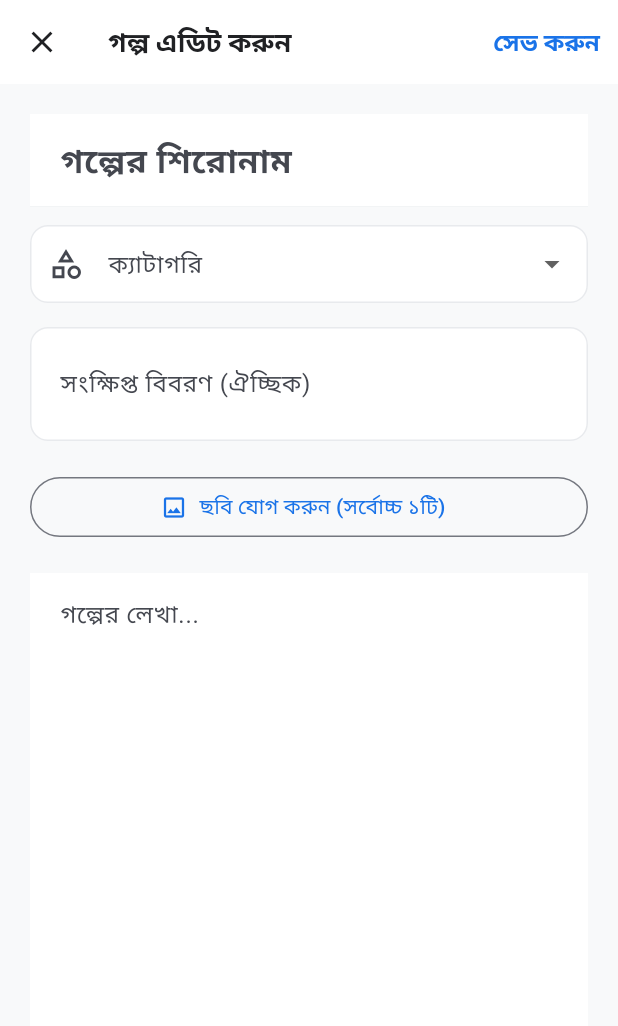
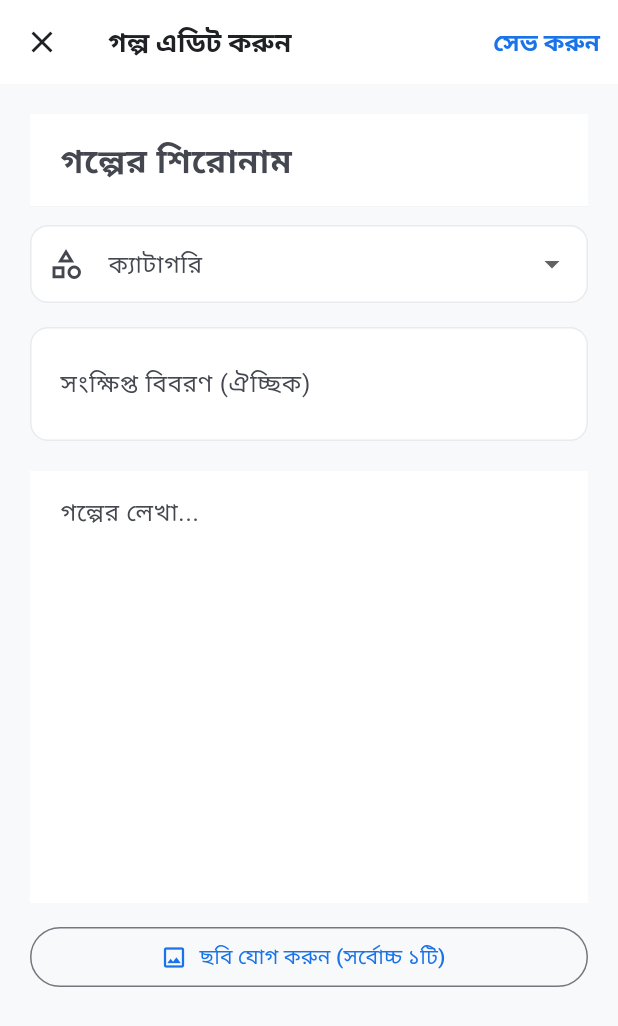
Before and after one commit to laki299/GolpoGhor, a Flutter app: the EditStoryScreen screen opened directly with empty values, after a tap on "ছবি যোগ করুন (সর্বোচ্চ ১টি)", on a phone screen of 412 x 824 dp. Shown: the top 1026 px of the screen. Run offline on Flutter 3.47's test engine with Material 3 defaults, Android fonts, the phone set to English and light mode, and no system bars; our stand-ins replace cached_network_image, flutter_riverpod, go_router, image_picker, shared_preferences, supabase_flutter; accounts and stored records are empty.

Commit message:
Refactor edit story screen for better content management
Refactor content handling to separate before and after text inputs. Update image handling logic and remove unused content controller.

```diff
--- a/lib/features/story/presentation/screens/edit_story_screen.dart
+++ b/lib/features/story/presentation/screens/edit_story_screen.dart
@@ -24,7 +24,8 @@ class _EditStoryScreenState extends ConsumerState<EditStoryScreen> {
   final _formKey = GlobalKey<FormState>();
   final _titleController = TextEditingController();
   final _descriptionController = TextEditingController();
-  final _contentController = TextEditingController();
+  final _contentBeforeController = TextEditingController();
+  final _contentAfterController = TextEditingController();
 
   final _storyService = StoryService();
   final _storageService = StorageService();
@@ -36,6 +37,7 @@ class _EditStoryScreenState extends ConsumerState<EditStoryScreen> {
   String? _existingImageUrl;
   bool _isLoading = true;
   bool _isSaving = false;
+  bool _imageInserted = false;
   bool _removeImage = false;
 
   @override
@@ -48,7 +50,8 @@ class _EditStoryScreenState extends ConsumerState<EditStoryScreen> {
   void dispose() {
     _titleController.dispose();
     _descriptionController.dispose();
-    _contentController.dispose();
+    _contentBeforeController.dispose();
+    _contentAfterController.dispose();
     super.dispose();
   }
 
@@ -60,23 +63,35 @@ class _EditStoryScreenState extends ConsumerState<EditStoryScreen> {
         return;
       }
 
-      final textContent = story.contentBlocks
-          .where((b) => b.isText)
-          .map((b) => b.value)
-          .join('\n\n');
+      final texts = story.contentBlocks.where((b) => b.isText).toList();
+      final images = story.contentBlocks.where((b) => b.isImage).toList();
 
-      final imageBlock = story.contentBlocks.where((b) => b.isImage).toList();
+      String before = '';
+      String after = '';
+
+      if (images.isEmpty) {
+        before = texts.map((t) => t.value).join('\n\n');
+      } else {
+        // প্রথম image-এর আগের সব text = before, পরের = after
+        final imgIndex = story.contentBlocks.indexWhere((b) => b.isImage);
+        final beforeBlocks = story.contentBlocks.take(imgIndex).where((b) => b.isText);
+        final afterBlocks = story.contentBlocks.skip(imgIndex + 1).where((b) => b.isText);
+        before = beforeBlocks.map((t) => t.value).join('\n\n');
+        after = afterBlocks.map((t) => t.value).join('\n\n');
+        _existingImageUrl = images.first.value;
+        _imageInserted = true;
+      }
 
       setState(() {
         _story = story;
         _titleController.text = story.title;
         _descriptionController.text = story.description ?? '';
-        _contentController.text = textContent;
+        _contentBeforeController.text = before;
+        _contentAfterController.text = after;
         _selectedCategory = story.category;
-        _existingImageUrl = imageBlock.isNotEmpty ? imageBlock.first.value : null;
         _isLoading = false;
       });
-    } catch (e) {
+    } catch (_) {
       setState(() => _isLoading = false);
     }
   }
@@ -90,14 +105,50 @@ class _EditStoryScreenState extends ConsumerState<EditStoryScreen> {
     if (picked != null) {
       setState(() {
         _newImage = File(picked.path);
+        _imageInserted = true;
         _removeImage = false;
       });
     }
   }
 
+  void _clearImage() {
+    setState(() {
+      if (_contentAfterController.text.trim().isNotEmpty) {
+        final before = _contentBeforeController.text;
+        final after = _contentAfterController.text;
+        _contentBeforeController.text =
+            before.isEmpty ? after : '$before\n\n$after';
+        _contentAfterController.clear();
+      }
+      _newImage = null;
+      _existingImageUrl = null;
+      _imageInserted = false;
+      _removeImage = true;
+    });
+  }
+
+  List<ContentBlock> _buildBlocks({String? imageUrl}) {
+    final blocks = <ContentBlock>[];
+    final before = _contentBeforeController.text.trim();
+    final after = _contentAfterController.text.trim();
+
+    if (before.isNotEmpty) {
+      blocks.add(ContentBlock(type: 'text', value: before));
+    }
+    if (imageUrl != null) {
+      blocks.add(ContentBlock(type: 'image', value: imageUrl));
+    }
+    if (after.isNotEmpty) {
+      blocks.add(ContentBlock(type: 'text', value: after));
+    }
+    return blocks;
+  }
+
   Future<void> _save() async {
     if (!_formKey.currentState!.validate()) return;
-    if (_contentController.text.trim().isEmpty) {
+    final hasText = _contentBeforeController.text.trim().isNotEmpty ||
+        _contentAfterController.text.trim().isNotEmpty;
+    if (!hasText) {
       ScaffoldMessenger.of(context).showSnackBar(
         const SnackBar(content: Text('গল্পের লেখা খালি রাখা যাবে না')),
       );
@@ -107,21 +158,16 @@ class _EditStoryScreenState extends ConsumerState<EditStoryScreen> {
     setState(() => _isSaving = true);
 
     try {
-      String? imageUrl = _existingImageUrl;
-
+      String? imageUrl;
       if (_removeImage) {
         imageUrl = null;
       } else if (_newImage != null) {
         imageUrl = await _storageService.uploadStoryImage(_newImage!);
+      } else {
+        imageUrl = _existingImageUrl;
       }
 
-      final blocks = <ContentBlock>[
-        ContentBlock(type: 'text', value: _contentController.text.trim()),
-      ];
-
-      if (imageUrl != null) {
-        blocks.add(ContentBlock(type: 'image', value: imageUrl));
-      }
+      final blocks = _buildBlocks(imageUrl: imageUrl);
 
       await _storyService.updateStory(
         storyId: widget.storyId,
@@ -154,17 +200,17 @@ class _EditStoryScreenState extends ConsumerState<EditStoryScreen> {
   @override
   Widget build(BuildContext context) {
     if (_isLoading) {
-      return const Scaffold(
-        body: Center(child: CircularProgressIndicator()),
-      );
+      return const Scaffold(body: Center(child: CircularProgressIndicator()));
     }
-
     if (_story == null) {
       return Scaffold(
         appBar: AppBar(),
         body: const Center(child: Text('গল্প পাওয়া যায়নি')),
       );
     }
+
+    final showImage = _imageInserted &&
+        ((_newImage != null) || (_existingImageUrl != null && !_removeImage));
 
     return Scaffold(
       appBar: AppBar(
@@ -208,7 +254,6 @@ class _EditStoryScreenState extends ConsumerState<EditStoryScreen> {
             ),
             const Divider(),
             const SizedBox(height: 12),
-
             DropdownButtonFormField<String>(
               value: _selectedCategory,
               decoration: const InputDecoration(
@@ -221,7 +266,6 @@ class _EditStoryScreenState extends ConsumerState<EditStoryScreen> {
               onChanged: (v) => setState(() => _selectedCategory = v),
             ),
             const SizedBox(height: 16),
-
             TextFormField(
               controller: _descriptionController,
               maxLines: 2,
@@ -230,46 +274,34 @@ class _EditStoryScreenState extends ConsumerState<EditStoryScreen> {
               ),
             ),
             const SizedBox(height: 20),
-
-            // Image Section
-            if (_newImage != null) ...[
+            TextFormField(
+              controller: _contentBeforeController,
+              maxLines: null,
+              minLines: showImage ? 4 : 10,
+              style: const TextStyle(fontSize: 16, height: 1.6),
+              decoration: InputDecoration(
+                hintText: showImage
+                    ? 'ছবির আগের লেখা...'
+                    : 'গল্পের লেখা...',
+                border: InputBorder.none,
+                enabledBorder: InputBorder.none,
+                focusedBorder: InputBorder.none,
+              ),
+            ),
+            if (showImage) ...[
+              const SizedBox(height: 12),
               Stack(
                 children: [
                   ClipRRect(
                     borderRadius: BorderRadius.circular(12),
-                    child: Image.file(
+                    child: _newImage != null
+                        ? Image.file(
                             _newImage!,
                             width: double.infinity,
                             height: 180,
                             fit: BoxFit.cover,
-                    ),
-                  ),
-                  Positioned(
-                    top: 8,
-                    right: 8,
-                    child: CircleAvatar(
-                      backgroundColor: Colors.black54,
-                      radius: 16,
-                      child: IconButton(
-                        padding: EdgeInsets.zero,
-                        icon: const Icon(Icons.close, color: Colors.white, size: 18),
-                        onPressed: () {
-                          setState(() {
-                            _newImage = null;
-                            _removeImage = true;
-                          });
-                        },
-                      ),
-                    ),
-                  ),
-                ],
-              ),
-            ] else if (_existingImageUrl != null && !_removeImage) ...[
-              Stack(
-                children: [
-                  ClipRRect(
-                    borderRadius: BorderRadius.circular(12),
-                    child: CachedNetworkImage(
+                          )
+                        : CachedNetworkImage(
                             imageUrl: _existingImageUrl!,
                             width: double.infinity,
                             height: 180,
@@ -285,35 +317,33 @@ class _EditStoryScreenState extends ConsumerState<EditStoryScreen> {
                       child: IconButton(
                         padding: EdgeInsets.zero,
                         icon: const Icon(Icons.close, color: Colors.white, size: 18),
-                        onPressed: () {
-                          setState(() => _removeImage = true);
-                        },
+                        onPressed: _clearImage,
                       ),
                     ),
                   ),
                 ],
               ),
+              const SizedBox(height: 12),
+              TextFormField(
+                controller: _contentAfterController,
+                maxLines: null,
+                minLines: 6,
+                style: const TextStyle(fontSize: 16, height: 1.6),
+                decoration: const InputDecoration(
+                  hintText: 'ছবির পরের লেখা...',
+                  border: InputBorder.none,
+                  enabledBorder: InputBorder.none,
+                  focusedBorder: InputBorder.none,
+                ),
+              ),
             ] else ...[
+              const SizedBox(height: 12),
               OutlinedButton.icon(
                 onPressed: _pickImage,
                 icon: const Icon(Icons.image_outlined),
                 label: const Text('ছবি যোগ করুন (সর্বোচ্চ ১টি)'),
               ),
             ],
-            const SizedBox(height: 20),
-
-            TextFormField(
-              controller: _contentController,
-              maxLines: null,
-              minLines: 12,
-              style: const TextStyle(fontSize: 16, height: 1.6),
-              decoration: const InputDecoration(
-                hintText: 'গল্পের লেখা...',
-                border: InputBorder.none,
-                enabledBorder: InputBorder.none,
-                focusedBorder: InputBorder.none,
-              ),
-            ),
             const SizedBox(height: 40),
           ],
         ),
```
Lines whose indentation alone changed are shown as unchanged.
